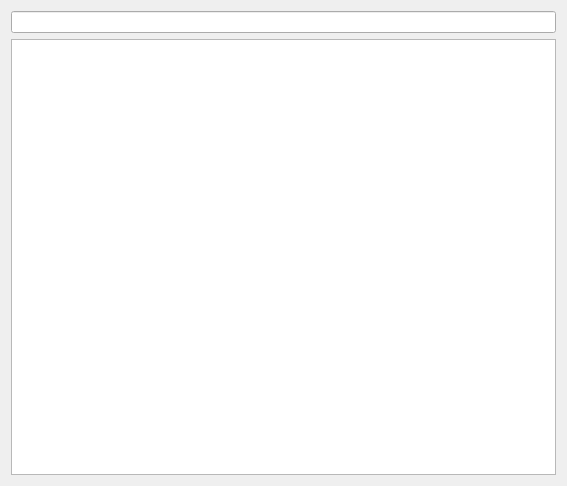
Old version of the form Src/UPOEd/asset_browser.ui in the repository UPO33/UPOEngine.
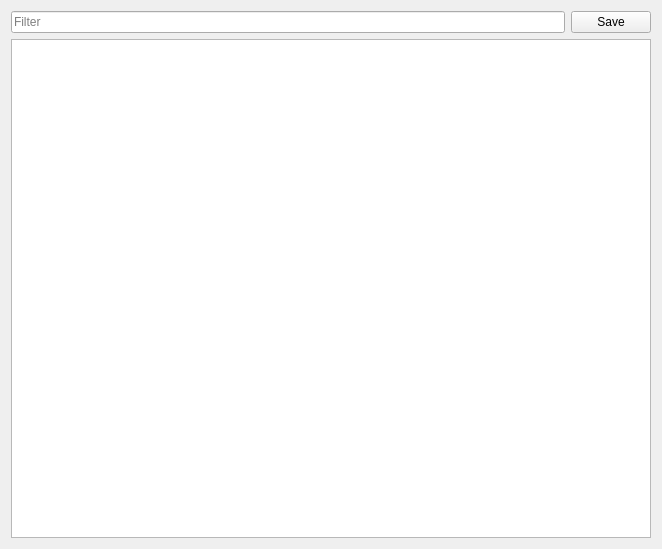
New version of the form.

Patch:
```diff
--- a/Src/UPOEd/asset_browser.ui
+++ b/Src/UPOEd/asset_browser.ui
@@ -6,8 +6,8 @@
    <rect>
     <x>0</x>
     <y>0</y>
-    <width>567</width>
-    <height>486</height>
+    <width>662</width>
+    <height>549</height>
    </rect>
   </property>
   <property name="windowTitle">
@@ -15,17 +15,42 @@
   </property>
   <layout class="QVBoxLayout" name="verticalLayout">
    <item>
-    <widget class="QLineEdit" name="mFilter">
-     <property name="clearButtonEnabled">
-      <bool>true</bool>
-     </property>
-    </widget>
+    <layout class="QHBoxLayout" name="horizontalLayout">
+     <item>
+      <widget class="QLineEdit" name="filterLineEdit">
+       <property name="placeholderText">
+        <string>Filter</string>
+       </property>
+       <property name="clearButtonEnabled">
+        <bool>true</bool>
+       </property>
+      </widget>
+     </item>
+     <item>
+      <widget class="QPushButton" name="btnSave">
+       <property name="text">
+        <string>Save</string>
+       </property>
+      </widget>
+     </item>
+    </layout>
    </item>
    <item>
-    <widget class="QListWidget" name="mList">
-     <property name="contextMenuPolicy">
-      <enum>Qt::ActionsContextMenu</enum>
+    <widget class="QTreeWidget" name="assetsTree">
+     <property name="alternatingRowColors">
+      <bool>true</bool>
      </property>
+     <property name="indentation">
+      <number>18</number>
+     </property>
+     <attribute name="headerVisible">
+      <bool>false</bool>
+     </attribute>
+     <column>
+      <property name="text">
+       <string notr="true">1</string>
+      </property>
+     </column>
     </widget>
    </item>
   </layout>
```
